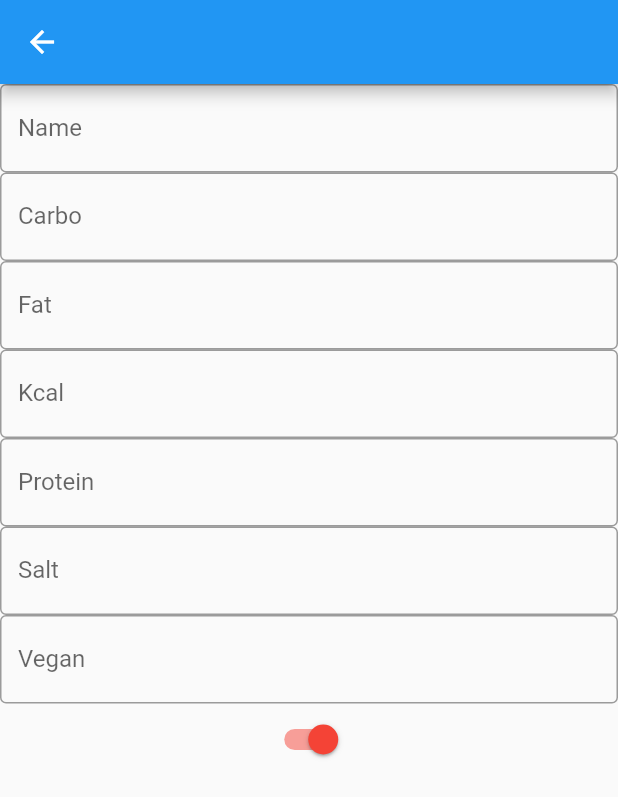
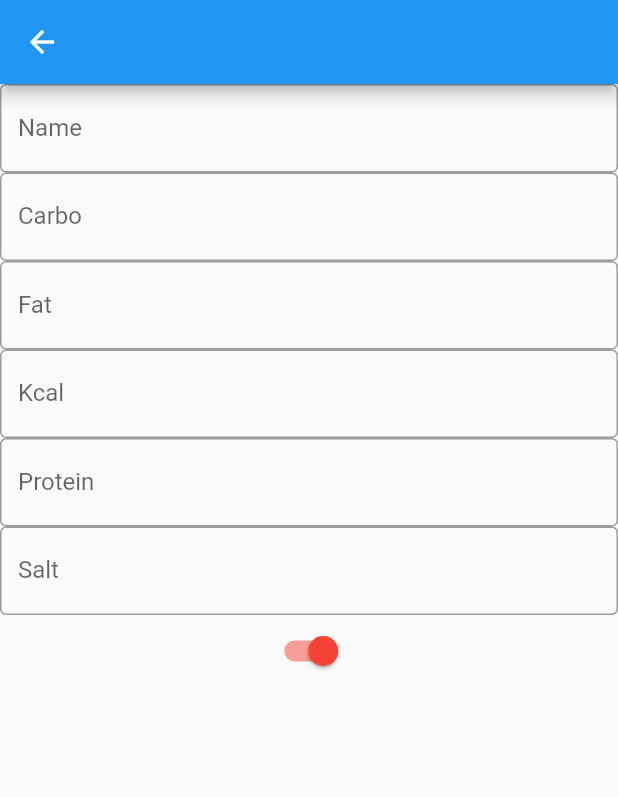
Before and after one commit to Erazmus1999/projekt_aplikacje_mobilne, a Flutter app: the AddingItem screen opened directly, on a phone screen of 412 x 824 dp. Shown: the top 797 px of the screen. Run offline on Flutter 3.47's test engine with Material 2 defaults, Android fonts, the phone set to English and light mode, and no system bars; our stand-ins replace cloud_firestore, firebase_core; accounts and stored records are empty.

Commit message:
Update addingitem.dart

```diff
--- a/lib/Screens/addingitem.dart
+++ b/lib/Screens/addingitem.dart
@@ -74,25 +74,15 @@ class _AddingItemState extends State<AddingItem> {
               labelText: 'Salt',
             ),
           ),
-          TextField(
-            controller: controllerVegan,
-            obscureText: false,
-            decoration: InputDecoration(
-              border: OutlineInputBorder(),
-              labelText: 'Vegan',
-            ),
-          ),
           Switch(
-          // This bool value toggles the switch.
             value: vegan,
             activeColor: Colors.red,
             onChanged: (bool value) {
-        // This is called when the user toggles the switch.
-            setState(() {
-            vegan = value;
-        });
-      },
-    ),
+              setState(() {
+                vegan = value;
+              });
+            },
+          ),
         ],
       )),
     );
```
